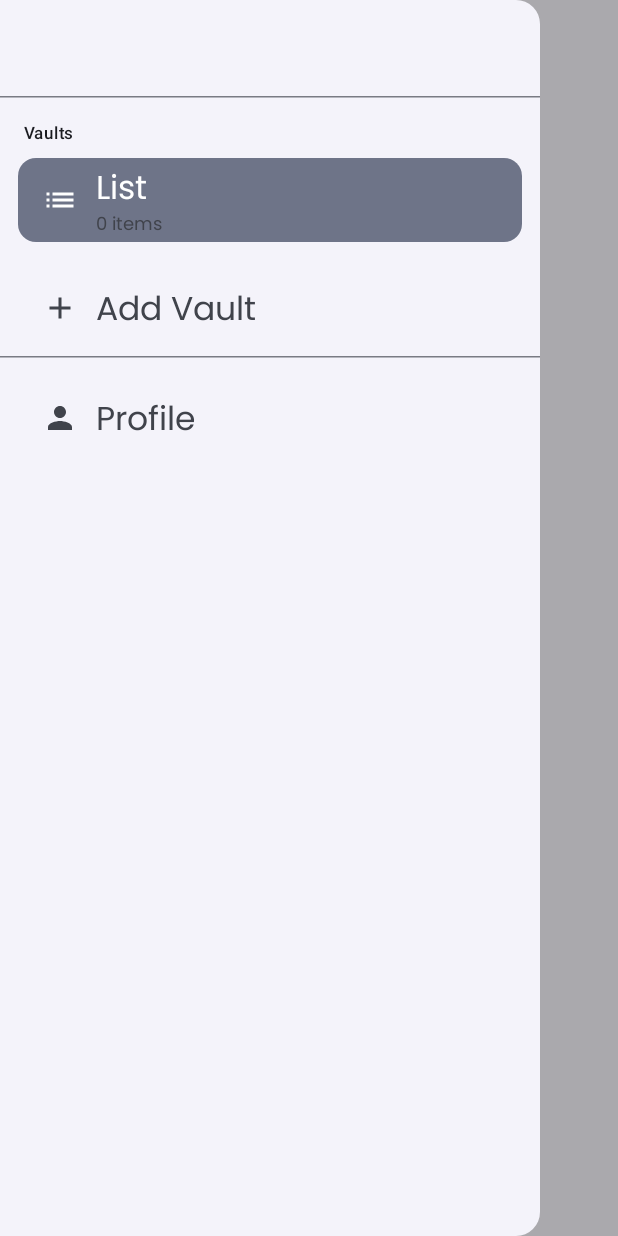
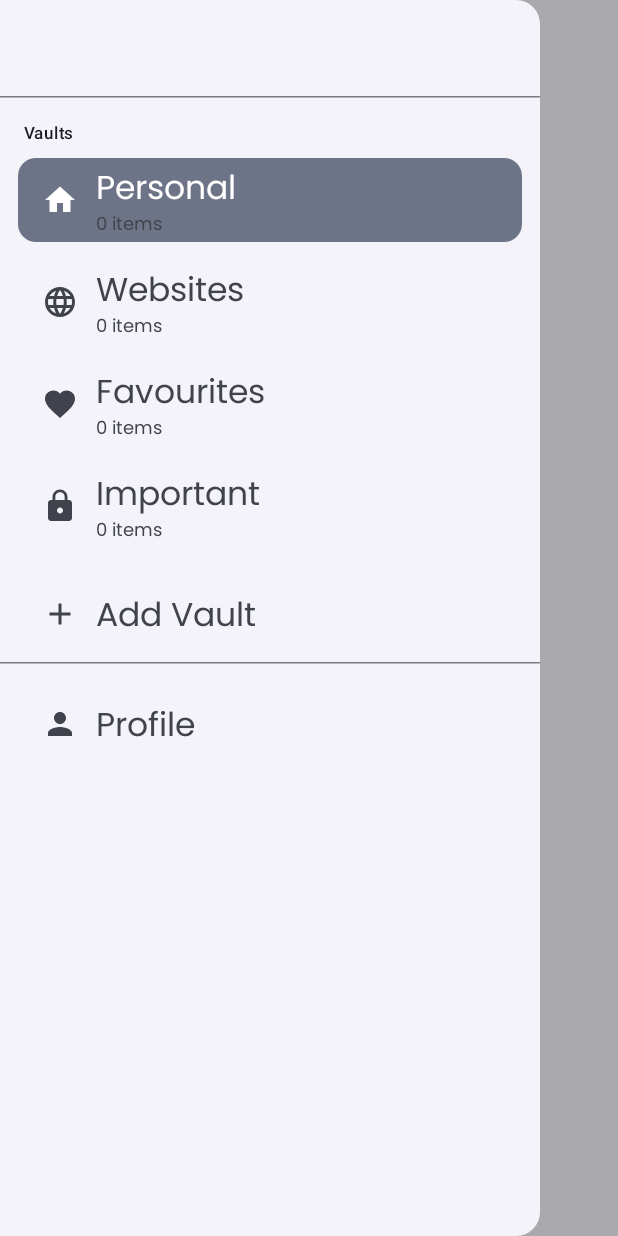
Before and after one commit to 1405yuga/PassVault, an Android app built with Jetpack Compose: the MainScreen screen opened through its navigation route, after a tap on "Menu", on a phone screen of 412 x 824 dp. Run offline under Robolectric (Android 15) with nearby library versions, the phone set to English and light mode, and no system bars; our stand-ins replace Dagger/Hilt's generated code; libraries missing offline, so code that uses them is left out: io.github.jan.supabase; 1 statement that could not run was skipped.

Commit message:
handled menuItemsSelection

```diff
--- a/app/src/main/java/com/example/passvault/ui/screens/main/MainScreen.kt
+++ b/app/src/main/java/com/example/passvault/ui/screens/main/MainScreen.kt
@@ -90,11 +90,41 @@ fun VaultHomeScreen(navController: NavController, viewModel: MainScreenViewModel
                         bottom = dimensionResource(R.dimen.menu_small_padding)
                     )
                 )
+//                NavigationDrawerItem(
+//                    label = {
+//                        Column {
+//                            Text(
+//                                text = NavDrawerMenus.List.label,
+//                                style = MaterialTheme.typography.bodyLarge
+//                            )
+//                            Text(
+//                                text = "0 items",
+//                                style = MaterialTheme.typography.bodySmall,
+//                                color = MaterialTheme.colorScheme.onSurfaceVariant
+//                            )
+//                        }
+//                    },
+//                    selected = viewModel.currentSelectedMenu == NavDrawerMenus.List,
+//                    onClick = {
+//                        viewModel.onMenuSelected(NavDrawerMenus.List)
+//                        scope.launch { drawerState.close() }
+//                    },
+//                    icon = { Icon(NavDrawerMenus.List.icon, contentDescription = null) },
+//                    modifier = Modifier.padding(
+//                        start = dimensionResource(R.dimen.medium_padding),
+//                        end = dimensionResource(R.dimen.medium_padding),
+//                        bottom = dimensionResource(R.dimen.medium_padding)
+//                    ),
+//                    shape = RoundedCornerShape(dimensionResource(R.dimen.button_radius))
+//                )
+
+                viewModel.dummyVaultList.forEach {
+                    val vaultMenu = NavDrawerMenus.VaultItem(vault = it)
                     NavigationDrawerItem(
                         label = {
                             Column {
                                 Text(
-                                text = NavDrawerMenus.List.label,
+                                    text = vaultMenu.label,
                                     style = MaterialTheme.typography.bodyLarge
                                 )
                                 Text(
@@ -104,12 +134,12 @@ fun VaultHomeScreen(navController: NavController, viewModel: MainScreenViewModel
                                 )
                             }
                         },
-                    selected = viewModel.currentSelectedMenu == NavDrawerMenus.List,
+                        selected = viewModel.lastVaultMenu == vaultMenu,
                         onClick = {
-                        viewModel.onMenuSelected(NavDrawerMenus.List)
+                            viewModel.onMenuSelected(vaultMenu)
                             scope.launch { drawerState.close() }
                         },
-                    icon = { Icon(NavDrawerMenus.List.icon, contentDescription = null) },
+                        icon = { Icon(vaultMenu.icon, contentDescription = null) },
                         modifier = Modifier.padding(
                             start = dimensionResource(R.dimen.medium_padding),
                             end = dimensionResource(R.dimen.medium_padding),
@@ -117,6 +147,8 @@ fun VaultHomeScreen(navController: NavController, viewModel: MainScreenViewModel
                         ),
                         shape = RoundedCornerShape(dimensionResource(R.dimen.button_radius))
                     )
+
+                }
                 NavigationDrawerItem(
                     label = {
                         Text(
@@ -146,7 +178,7 @@ fun VaultHomeScreen(navController: NavController, viewModel: MainScreenViewModel
                             style = MaterialTheme.typography.bodyLarge
                         )
                     },
-                    selected = viewModel.currentSelectedMenu == NavDrawerMenus.Profile,
+                    selected = false,
                     onClick = {
                         viewModel.onMenuSelected(NavDrawerMenus.Profile)
                         scope.launch { drawerState.close() }
@@ -175,7 +207,7 @@ fun VaultHomeScreen(navController: NavController, viewModel: MainScreenViewModel
                     navigationIcon = {
                         IconButton(onClick = {
                             scope.launch { drawerState.open() }
-                        }) { Icon(viewModel.currentSelectedMenu.icon, contentDescription = "Menu") }
+                        }) { Icon(viewModel.lastVaultMenu.icon, contentDescription = "Menu") }
                     })
             },
             content = { innerPadding ->
@@ -186,15 +218,12 @@ fun VaultHomeScreen(navController: NavController, viewModel: MainScreenViewModel
                         .padding(horizontal = dimensionResource(R.dimen.medium_padding))
                 ) {
                     // TODO: load screen when vault menu clicked
-                    when (viewModel.currentSelectedMenu) {
-                        NavDrawerMenus.List -> PasswordsListScreen(onAddClick = {
+                    PasswordsListScreen(
+                        onAddClick = {
                             navController.navigate(
                                 MainScreens.AddPassword.route
                             )
                         })
-
-                        else -> {}
-                    }
                 }
             }
         )
--- a/app/src/main/java/com/example/passvault/ui/screens/main/MainScreenViewModel.kt
+++ b/app/src/main/java/com/example/passvault/ui/screens/main/MainScreenViewModel.kt
@@ -1,7 +1,10 @@
 package com.example.passvault.ui.screens.main
 
 import androidx.compose.material.icons.Icons
-import androidx.compose.material.icons.automirrored.outlined.List
+import androidx.compose.material.icons.filled.Favorite
+import androidx.compose.material.icons.filled.Home
+import androidx.compose.material.icons.filled.Language
+import androidx.compose.material.icons.filled.Lock
 import androidx.compose.material.icons.filled.Person
 import androidx.compose.material.icons.outlined.Add
 import androidx.compose.runtime.getValue
@@ -9,28 +12,59 @@ import androidx.compose.runtime.mutableStateOf
 import androidx.compose.runtime.setValue
 import androidx.compose.ui.graphics.vector.ImageVector
 import androidx.lifecycle.ViewModel
+import com.example.passvault.data.Vault
 
 class MainScreenViewModel : ViewModel() {
 
-    var currentSelectedMenu by mutableStateOf<NavDrawerMenus>(NavDrawerMenus.List)
+    val dummyVaultList = listOf(
+        Vault(
+            vaultId = "1",
+            userId = "123",
+            vaultName = "Personal",
+            imageVector = Icons.Default.Home
+        ),
+        Vault(
+            vaultId = "2",
+            userId = "123",
+            vaultName = "Websites",
+            imageVector = Icons.Default.Language
+        ),
+        Vault(
+            vaultId = "1",
+            userId = "123",
+            vaultName = "Favourites",
+            imageVector = Icons.Default.Favorite
+        ),
+        Vault(
+            vaultId = "1",
+            userId = "123",
+            vaultName = "Important",
+            imageVector = Icons.Default.Lock
+        )
+
+    )
+    var currentSelectedMenu by mutableStateOf<NavDrawerMenus>(
+        NavDrawerMenus.VaultItem(
+            dummyVaultList[0]
+        )
+    )
         private set
 
-//    var nonVaultMenu by mutableStateOf<NavDrawerMenus>(currentSelectedMenu)
-//        private set
+    var lastVaultMenu by mutableStateOf<NavDrawerMenus>(currentSelectedMenu)
+        private set
 
     fun onMenuSelected(navDrawerMenus: NavDrawerMenus) {
-//        nonVaultMenu =
-//            if ((navDrawerMenus !is NavDrawerMenus.AddVault) or (navDrawerMenus !is NavDrawerMenus.Profile)) {
-//                currentSelectedMenu
-//            } else {
-//                navDrawerMenus
-//            }
+        if (navDrawerMenus is NavDrawerMenus.VaultItem) {
+            lastVaultMenu = navDrawerMenus
+        }
         currentSelectedMenu = navDrawerMenus
     }
 }
 
 sealed class NavDrawerMenus(val label: String, val icon: ImageVector) {
-    object List : NavDrawerMenus(label = "List", icon = Icons.AutoMirrored.Outlined.List)
+    data class VaultItem(val vault: Vault) :
+        NavDrawerMenus(label = vault.vaultName, icon = vault.imageVector)
+
     object AddVault : NavDrawerMenus(label = "Add Vault", icon = Icons.Outlined.Add)
     object Profile : NavDrawerMenus(label = "Profile", icon = Icons.Filled.Person)
 }
```
Lines whose indentation alone changed are shown as unchanged.
